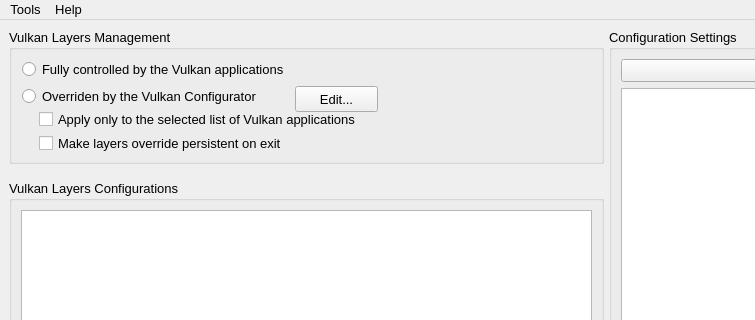
First picture: the form in vkconfig/mainwindow.ui, repository LunarG/VulkanTools, before the edit; both pictures show x 0 to 755 and y 0 to 320 of the 1024 by 640 pixel window.
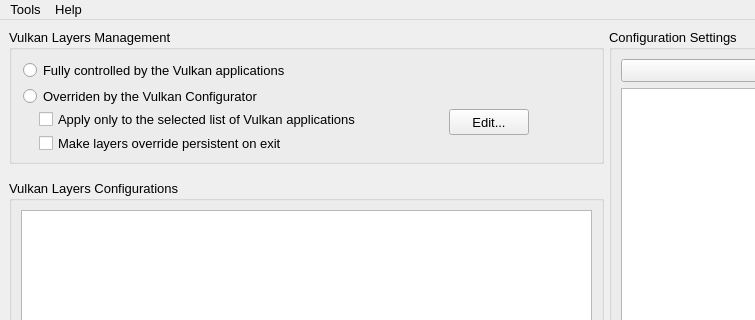
Second picture: the form after the edit. Icons and pictures are not drawn.

Commit message: vkconfig: Scaling regressions2

Diff of the .ui file:
```diff
--- a/vkconfig/mainwindow.ui
+++ b/vkconfig/mainwindow.ui
@@ -100,12 +100,31 @@
            <property name="flat">
             <bool>false</bool>
            </property>
+           <widget class="QRadioButton" name="radioOverride">
+            <property name="geometry">
+             <rect>
+              <x>14</x>
+              <y>57</y>
+              <width>321</width>
+              <height>20</height>
+             </rect>
+            </property>
+            <property name="font">
+             <font>
+              <family>Arial</family>
+              <pointsize>10</pointsize>
+             </font>
+            </property>
+            <property name="text">
+             <string>Overriden by the Vulkan Configurator</string>
+            </property>
+           </widget>
            <widget class="QCheckBox" name="checkBoxApplyList">
             <property name="geometry">
              <rect>
               <x>30</x>
               <y>81</y>
-              <width>391</width>
+              <width>401</width>
               <height>18</height>
              </rect>
             </property>
@@ -138,18 +157,15 @@
              <string>Make layers override persistent on exit</string>
             </property>
            </widget>
-           <widget class="QWidget" name="">
-            <property name="geometry">
-             <rect>
-              <x>13</x>
-              <y>30</y>
-              <width>356</width>
-              <height>54</height>
-             </rect>
-            </property>
-            <layout class="QFormLayout" name="formLayout">
-             <item row="0" column="0">
               <widget class="QRadioButton" name="radioFully">
+            <property name="geometry">
+             <rect>
+              <x>14</x>
+              <y>31</y>
+              <width>331</width>
+              <height>20</height>
+             </rect>
+            </property>
                <property name="font">
                 <font>
                  <family>Arial</family>
@@ -160,22 +176,15 @@
                 <string>Fully controlled by the Vulkan applications</string>
                </property>
               </widget>
-             </item>
-             <item row="1" column="0">
-              <widget class="QRadioButton" name="radioOverride">
-               <property name="font">
-                <font>
-                 <family>Arial</family>
-                 <pointsize>10</pointsize>
-                </font>
-               </property>
-               <property name="text">
-                <string>Overriden by the Vulkan Configurator</string>
-               </property>
-              </widget>
-             </item>
-             <item row="1" column="1">
               <widget class="QPushButton" name="pushButtonAppList">
+            <property name="geometry">
+             <rect>
+              <x>440</x>
+              <y>80</y>
+              <width>80</width>
+              <height>26</height>
+             </rect>
+            </property>
                <property name="sizePolicy">
                 <sizepolicy hsizetype="Minimum" vsizetype="Fixed">
                  <horstretch>0</horstretch>
@@ -203,9 +212,6 @@
                <property name="text">
                 <string>Edit...</string>
                </property>
-              </widget>
-             </item>
-            </layout>
            </widget>
           </widget>
          </item>
```
Lines whose indentation alone changed are shown as unchanged.
